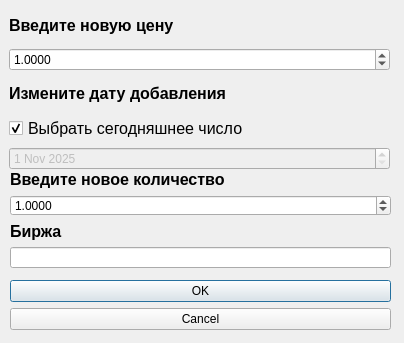
Above: resources/edit_token_window.ui from DreWeRs/tokens_tracker before the change. Below: the same form after it.
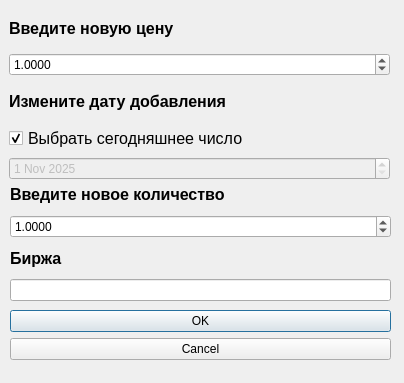
That is the form after the change.

Patch:
```diff
--- a/resources/edit_token_window.ui
+++ b/resources/edit_token_window.ui
@@ -7,19 +7,19 @@
     <x>0</x>
     <y>0</y>
     <width>404</width>
-    <height>343</height>
+    <height>383</height>
    </rect>
   </property>
   <property name="minimumSize">
    <size>
     <width>404</width>
-    <height>343</height>
+    <height>383</height>
    </size>
   </property>
   <property name="maximumSize">
    <size>
     <width>404</width>
-    <height>343</height>
+    <height>383</height>
    </size>
   </property>
   <property name="windowTitle">
@@ -29,9 +29,9 @@
    <property name="geometry">
     <rect>
      <x>10</x>
-     <y>280</y>
+     <y>310</y>
      <width>381</width>
-     <height>61</height>
+     <height>71</height>
     </rect>
    </property>
    <property name="orientation">
@@ -47,7 +47,7 @@
      <x>9</x>
      <y>9</y>
      <width>381</width>
-     <height>161</height>
+     <height>171</height>
     </rect>
    </property>
    <layout class="QVBoxLayout" name="verticalLayout">
@@ -135,9 +135,9 @@
    <property name="geometry">
     <rect>
      <x>10</x>
-     <y>170</y>
+     <y>180</y>
      <width>381</width>
-     <height>98</height>
+     <height>121</height>
     </rect>
    </property>
    <layout class="QVBoxLayout" name="verticalLayout_2">
```
